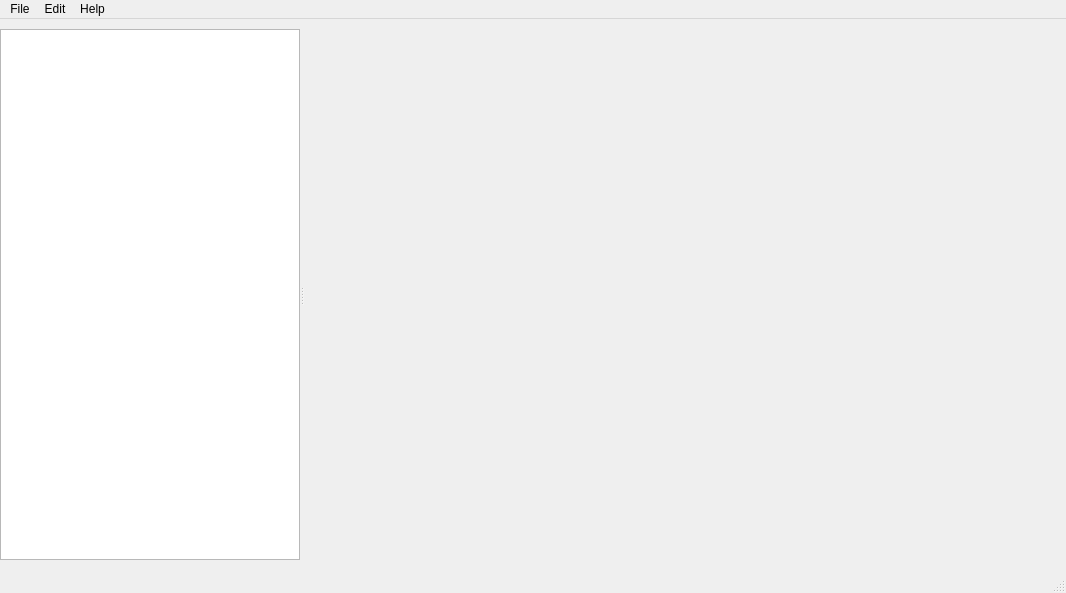
The window that mainwindow.ui (neophack/AutoPlatform) describes before a commit, drawn with Qt 5.
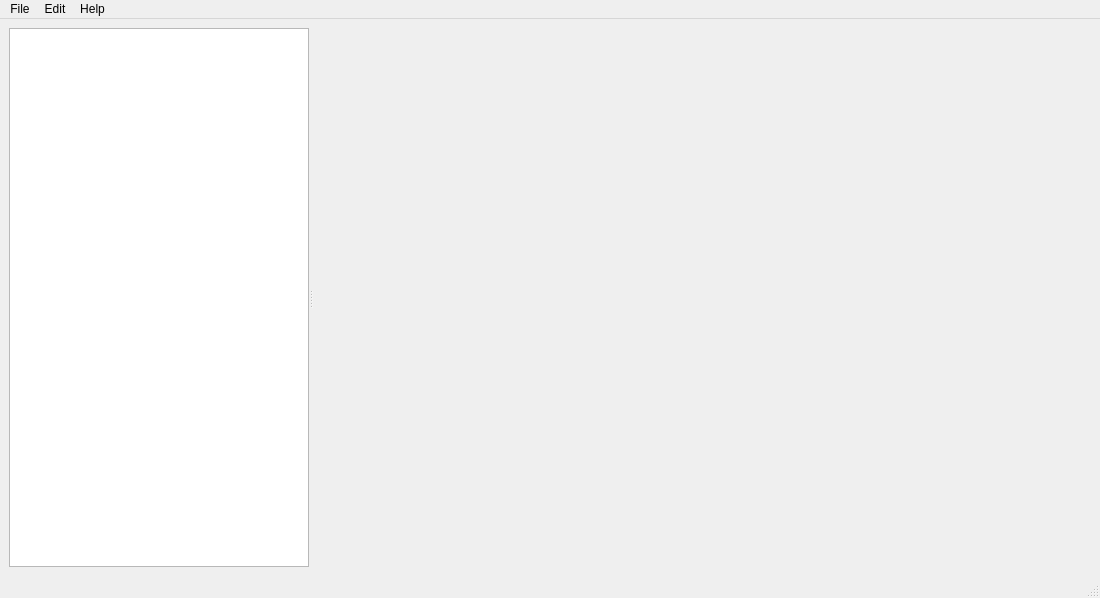
The same window after the commit. Custom widgets are drawn as their Qt base class.

```diff
--- a/mainwindow.ui
+++ b/mainwindow.ui
@@ -6,22 +6,37 @@
    <rect>
     <x>0</x>
     <y>0</y>
-    <width>1066</width>
-    <height>593</height>
+    <width>1100</width>
+    <height>598</height>
    </rect>
   </property>
+  <property name="sizePolicy">
+   <sizepolicy hsizetype="Expanding" vsizetype="Expanding">
+    <horstretch>0</horstretch>
+    <verstretch>0</verstretch>
+   </sizepolicy>
+  </property>
   <property name="windowTitle">
    <string>MainWindow</string>
   </property>
   <widget class="QWidget" name="centralwidget">
+   <property name="enabled">
+    <bool>true</bool>
+   </property>
+   <property name="sizePolicy">
+    <sizepolicy hsizetype="Expanding" vsizetype="Expanding">
+     <horstretch>0</horstretch>
+     <verstretch>0</verstretch>
+    </sizepolicy>
+   </property>
+   <layout class="QHBoxLayout" name="horizontalLayout">
+    <item>
    <widget class="QSplitter" name="splitter">
-    <property name="geometry">
-     <rect>
-      <x>0</x>
-      <y>10</y>
-      <width>1061</width>
-      <height>531</height>
-     </rect>
+      <property name="sizePolicy">
+       <sizepolicy hsizetype="Expanding" vsizetype="Expanding">
+        <horstretch>0</horstretch>
+        <verstretch>0</verstretch>
+       </sizepolicy>
     </property>
     <property name="orientation">
      <enum>Qt::Horizontal</enum>
@@ -74,14 +89,16 @@
      </layout>
     </widget>
    </widget>
+    </item>
+   </layout>
   </widget>
   <widget class="QMenuBar" name="menubar">
    <property name="geometry">
     <rect>
      <x>0</x>
      <y>0</y>
-     <width>1066</width>
-     <height>24</height>
+     <width>1100</width>
+     <height>23</height>
     </rect>
    </property>
    <widget class="QMenu" name="menuFile">
```
Lines whose indentation alone changed are shown as unchanged.
